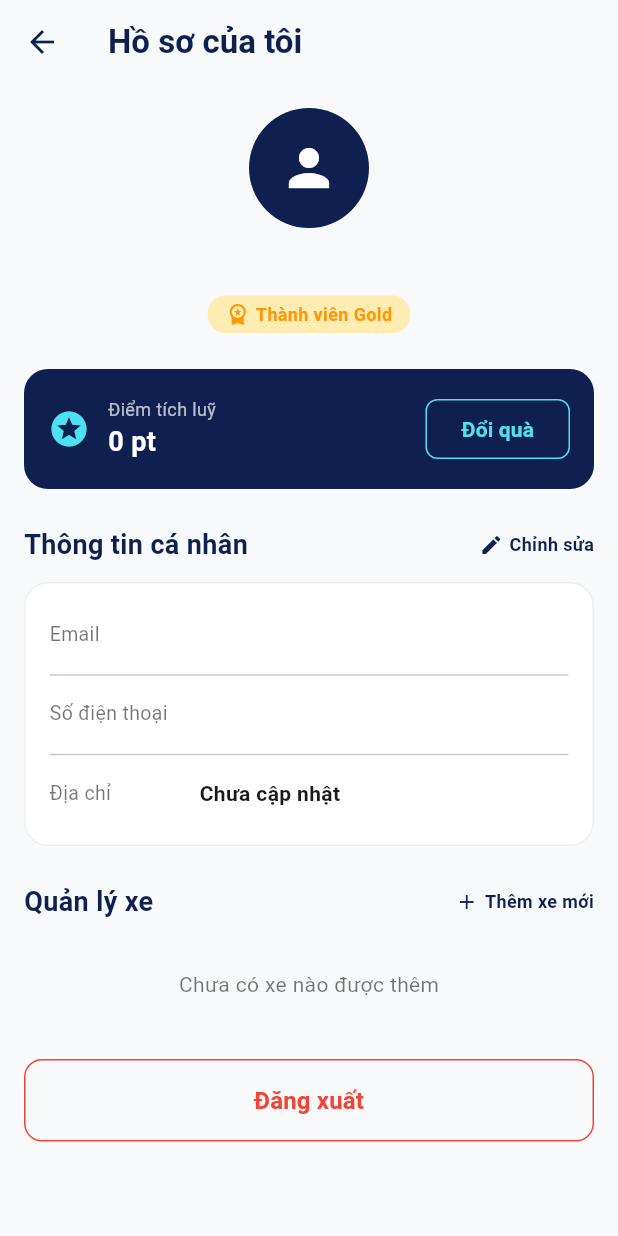
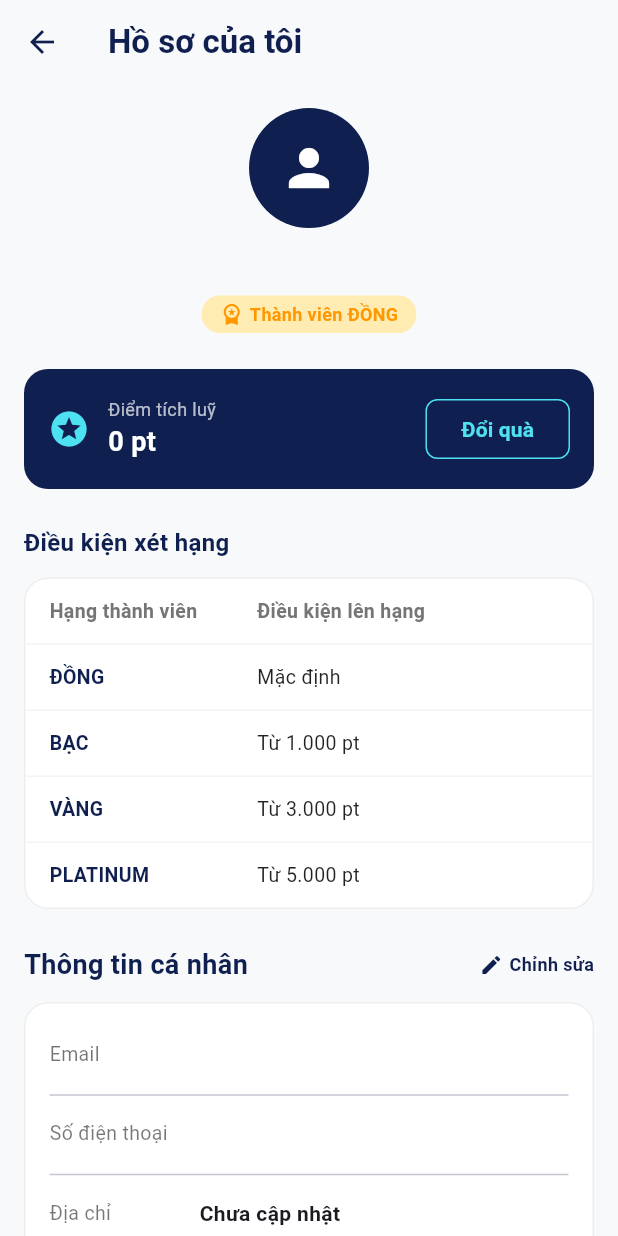
Before and after one commit to minh-kendo25/APP-lunawash, a Flutter app: the ProfileScreen screen opened directly, on a phone screen of 412 x 824 dp. Run offline on Flutter 3.47's test engine with Material 3 defaults, Android fonts, the phone set to English and light mode, and no system bars; our stand-ins replace google_sign_in, shared_preferences; accounts and stored records are empty; network calls fail.

Commit message:
feat: dynamic tier logic and membership condition table in profile

```diff
--- a/lib/screens/profile_screen.dart
+++ b/lib/screens/profile_screen.dart
@@ -16,6 +16,7 @@ class _ProfileScreenState extends State<ProfileScreen> {
   String _phone = '';
   String _address = 'Chưa cập nhật';
   int _points = 0;
+  String _tierName = 'ĐỒNG';
   List<dynamic> _cars = [];
 
   final List<Map<String, String>> _vehicleTypes = [
@@ -46,6 +47,7 @@ class _ProfileScreenState extends State<ProfileScreen> {
             _address = profile['address'] ?? 'Chưa cập nhật';
             if (_address.isEmpty) _address = 'Chưa cập nhật';
             _points = profile['loyalty']?['currentPoints'] ?? 0;
+            _tierName = profile['loyalty']?['tierName'] ?? 'ĐỒNG';
           }
           _cars = vehicles;
           _isLoading = false;
@@ -104,12 +106,12 @@ class _ProfileScreenState extends State<ProfileScreen> {
                       color: Colors.amber.shade100,
                       borderRadius: BorderRadius.circular(12),
                     ),
-                    child: const Row(
+                    child: Row(
                       mainAxisSize: MainAxisSize.min,
                       children: [
-                        Icon(Icons.workspace_premium, size: 16, color: Colors.orange),
-                        SizedBox(width: 4),
-                        Text('Thành viên Gold', style: TextStyle(fontSize: 12, fontWeight: FontWeight.bold, color: Colors.orange)),
+                        const Icon(Icons.workspace_premium, size: 16, color: Colors.orange),
+                        const SizedBox(width: 4),
+                        Text('Thành viên $_tierName', style: const TextStyle(fontSize: 12, fontWeight: FontWeight.bold, color: Colors.orange)),
                       ],
                     ),
                   ),
@@ -153,6 +155,9 @@ class _ProfileScreenState extends State<ProfileScreen> {
                 ],
               ),
             ),
+            const SizedBox(height: 24),
+
+            _buildMembershipTable(),
             const SizedBox(height: 24),
 
             // Thông tin cá nhân
@@ -565,4 +570,73 @@ class _ProfileScreenState extends State<ProfileScreen> {
       ),
     );
   }
+
+  Widget _buildMembershipTable() {
+    return Column(
+      crossAxisAlignment: CrossAxisAlignment.start,
+      children: [
+        const Text(
+          'Điều kiện xét hạng',
+          style: TextStyle(
+            fontSize: 16,
+            fontWeight: FontWeight.bold,
+            color: Color(0xFF0F2050),
+          ),
+        ),
+        const SizedBox(height: 12),
+        Container(
+          decoration: BoxDecoration(
+            color: Colors.white,
+            borderRadius: BorderRadius.circular(16),
+            border: Border.all(color: Colors.grey.shade200),
+          ),
+          child: Column(
+            children: [
+              _buildTableRow('Hạng thành viên', 'Điều kiện lên hạng', isHeader: true),
+              const Divider(height: 1, thickness: 1, color: Color(0xFFF3F4F6)),
+              _buildTableRow('ĐỒNG', 'Mặc định'),
+              const Divider(height: 1, thickness: 1, color: Color(0xFFF3F4F6)),
+              _buildTableRow('BẠC', 'Từ 1.000 pt'),
+              const Divider(height: 1, thickness: 1, color: Color(0xFFF3F4F6)),
+              _buildTableRow('VÀNG', 'Từ 3.000 pt'),
+              const Divider(height: 1, thickness: 1, color: Color(0xFFF3F4F6)),
+              _buildTableRow('PLATINUM', 'Từ 5.000 pt'),
+            ],
+          ),
+        ),
+      ],
+    );
+  }
+
+  Widget _buildTableRow(String col1, String col2, {bool isHeader = false}) {
+    return Padding(
+      padding: const EdgeInsets.symmetric(horizontal: 16, vertical: 12),
+      child: Row(
+        children: [
+          Expanded(
+            flex: 2,
+            child: Text(
+              col1,
+              style: TextStyle(
+                fontWeight: isHeader ? FontWeight.bold : FontWeight.w600,
+                color: isHeader ? Colors.grey.shade600 : const Color(0xFF0F2050),
+                fontSize: 13,
+              ),
+            ),
+          ),
+          Expanded(
+            flex: 3,
+            child: Text(
+              col2,
+              style: TextStyle(
+                fontWeight: isHeader ? FontWeight.bold : FontWeight.normal,
+                color: isHeader ? Colors.grey.shade600 : Colors.black87,
+                fontSize: 13,
+              ),
+            ),
+          ),
+        ],
+      ),
+    );
+  }
 }
```
